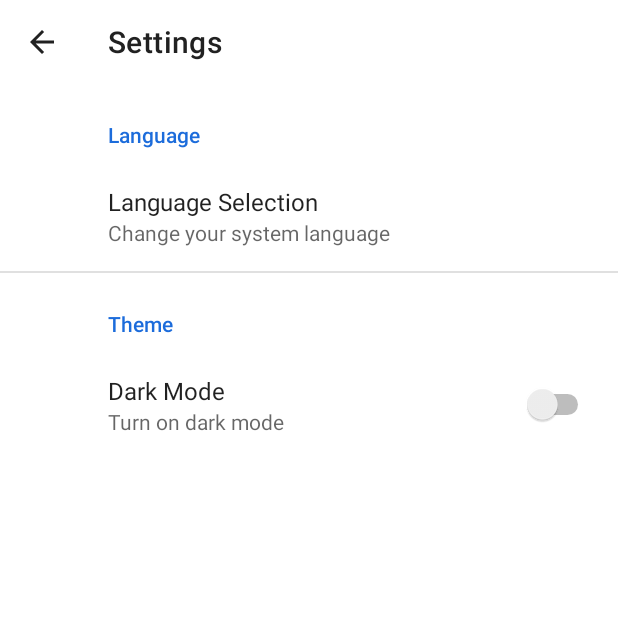
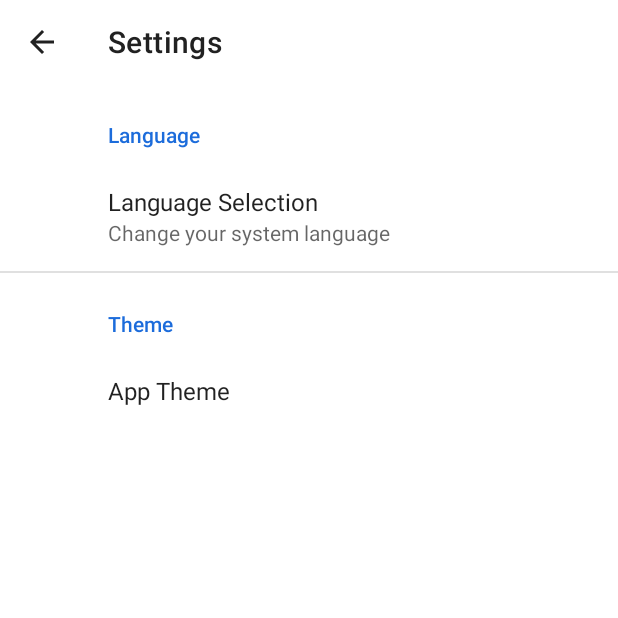
Before and after one commit to djtyranix/Dicoding-MovieMax-Clean-MADE, an Android app: the screen it shows after launch (SettingsActivity), in the options menu, after a tap on "Settings", on a phone screen of 412 x 824 dp, the top half of it. Run offline under Robolectric (Android 15) with nearby library versions, the phone set to English and light mode, and no system bars; our stand-ins replace Room's generated code, Shimmer, androidx.preference, paging; libraries missing offline, so code that uses them is left out: androidx.test.espresso, com.facebook.shimmer; pictures from the network do not load; 2 statements that could not run were skipped.

Commit message:
Update Settings Dark Mode switch into dialog

```diff
--- a/app/src/main/java/com/nixstudio/moviemax/views/MainActivity.kt
+++ b/app/src/main/java/com/nixstudio/moviemax/views/MainActivity.kt
@@ -23,18 +23,28 @@ class MainActivity : AppCompatActivity() {
         lifecycleScope.launchWhenCreated {
             val preference =
                 this@MainActivity.getSharedPreferences("moviemax-prefs", Context.MODE_PRIVATE)
-            val isDarkModeEnabled = preference.getBoolean("isDarkModeEnabled", false)
 
-            if (isDarkModeEnabled) {
+            when (preference.getString("darkMode", "system")) {
+                "dark" -> {
                     AppCompatDelegate
                         .setDefaultNightMode(
                             AppCompatDelegate.MODE_NIGHT_YES
                         )
-            } else {
+                }
+
+                "light" -> {
                     AppCompatDelegate
                         .setDefaultNightMode(
                             AppCompatDelegate.MODE_NIGHT_NO
                         )
+                }
+
+                else -> {
+                    AppCompatDelegate
+                        .setDefaultNightMode(
+                            AppCompatDelegate.MODE_NIGHT_FOLLOW_SYSTEM
+                        )
+                }
             }
 
             setContentView(R.layout.activity_main)
--- a/app/src/main/java/com/nixstudio/moviemax/views/settings/SettingsFragment.kt
+++ b/app/src/main/java/com/nixstudio/moviemax/views/settings/SettingsFragment.kt
@@ -4,17 +4,16 @@ import android.content.Context
 import android.content.Intent
 import android.os.Bundle
 import android.provider.Settings
-import android.widget.Toast
 import androidx.appcompat.app.AppCompatDelegate
+import androidx.preference.ListPreference
 import androidx.preference.Preference
 import androidx.preference.PreferenceFragmentCompat
-import androidx.preference.SwitchPreference
 import com.nixstudio.moviemax.R
 
 class SettingsFragment : PreferenceFragmentCompat() {
 
     private var languageChange: Preference? = null
-    private var darkModeSwitch: SwitchPreference? = null
+    private var darkModeSwitch: ListPreference? = null
 
     override fun onCreatePreferences(savedInstanceState: Bundle?, rootKey: String?) {
         setPreferencesFromResource(R.xml.root_preferences, rootKey)
@@ -27,60 +26,65 @@ class SettingsFragment : PreferenceFragmentCompat() {
         val languageIntent = Intent(Settings.ACTION_LOCALE_SETTINGS)
         languageChange?.intent = languageIntent
 
-        darkModeSwitch = findPreference("enable_dark_mode")
-        val isDarkModeEnabled = preference?.getBoolean("isDarkModeEnabled", false)
-
-        if (isDarkModeEnabled == true) {
+        darkModeSwitch = findPreference("mode_switch")
+        when (preference?.getString("darkMode", "system")) {
+            "dark" -> {
                 AppCompatDelegate
                     .setDefaultNightMode(
                         AppCompatDelegate.MODE_NIGHT_YES
                     )
-        } else {
+            }
+
+            "light" -> {
                 AppCompatDelegate
                     .setDefaultNightMode(
                         AppCompatDelegate.MODE_NIGHT_NO
                     )
             }
 
+            else -> {
+                AppCompatDelegate
+                    .setDefaultNightMode(
+                        AppCompatDelegate.MODE_NIGHT_FOLLOW_SYSTEM
+                    )
+            }
+        }
+
         darkModeSwitch?.onPreferenceChangeListener =
-            Preference.OnPreferenceChangeListener { _, _ ->
-                if (darkModeSwitch?.isChecked == true) {
+            Preference.OnPreferenceChangeListener { _, newValue ->
+                when (newValue) {
+                    "light" -> {
                         AppCompatDelegate
                             .setDefaultNightMode(
                                 AppCompatDelegate.MODE_NIGHT_NO
                             )
 
-                    editor?.putBoolean("isDarkModeEnabled", false)
+                        editor?.putString("darkMode", "light")
                         editor?.apply()
-                    darkModeSwitch?.isChecked = false
-                    Toast.makeText(
-                        activity,
-                        resources.getString(
-                            R.string.dark_mode_isenabled,
-                            resources.getString(R.string.disabled)
-                        ),
-                        Toast.LENGTH_SHORT
-                    ).show()
-                } else {
+                    }
+
+                    "dark" -> {
                         AppCompatDelegate
                             .setDefaultNightMode(
                                 AppCompatDelegate.MODE_NIGHT_YES
                             )
 
-                    editor?.putBoolean("isDarkModeEnabled", true)
+                        editor?.putString("darkMode", "dark")
                         editor?.apply()
-                    darkModeSwitch?.isChecked = true
-                    Toast.makeText(
-                        activity,
-                        resources.getString(
-                            R.string.dark_mode_isenabled,
-                            resources.getString(R.string.enabled)
-                        ),
-                        Toast.LENGTH_SHORT
-                    ).show()
                     }
 
-                false
+                    else -> {
+                        AppCompatDelegate
+                            .setDefaultNightMode(
+                                AppCompatDelegate.MODE_NIGHT_FOLLOW_SYSTEM
+                            )
+
+                        editor?.putString("darkMode", "system")
+                        editor?.apply()
+                    }
+                }
+
+                return@OnPreferenceChangeListener true
             }
     }
 }
--- a/app/src/main/res/values/strings.xml
+++ b/app/src/main/res/values/strings.xml
@@ -56,10 +56,24 @@
     <string name="fav_del_success">Item successfully removed from favorite.</string>
     <string name="your_favorites">Your Favorites</string>
     <string name="dark_mode_summary_off">Turn off dark mode</string>
+    <string name="mode_switch">App Theme</string>
+    <string name="mode_switch_summary">Change app theme</string>
 
     <string-array name="sort_category">
         <item>All</item>
         <item>Movies</item>
         <item>TV Shows</item>
     </string-array>
+
+    <string-array name="theme_list">
+        <item>Light</item>
+        <item>Dark</item>
+        <item>System Default</item>
+    </string-array>
+
+    <string-array name="theme_list_values">
+        <item>light</item>
+        <item>dark</item>
+        <item>system</item>
+    </string-array>
 </resources>
--- a/app/src/main/res/xml/root_preferences.xml
+++ b/app/src/main/res/xml/root_preferences.xml
@@ -9,10 +9,11 @@
 
     <PreferenceCategory app:title="@string/theme">
 
-        <SwitchPreference
-            app:key="enable_dark_mode"
-            app:summaryOff="@string/dark_mode_summary"
-            app:summaryOn="@string/dark_mode_summary_off"
-            app:title="@string/dark_mode" />
+        <ListPreference
+            app:entries="@array/theme_list"
+            app:entryValues="@array/theme_list_values"
+            app:key="mode_switch"
+            app:summary="%s"
+            app:title="@string/mode_switch" />
     </PreferenceCategory>
 </PreferenceScreen>
```
Also changed, not shown: 1 other file. Lines whose indentation alone changed are shown as unchanged.
